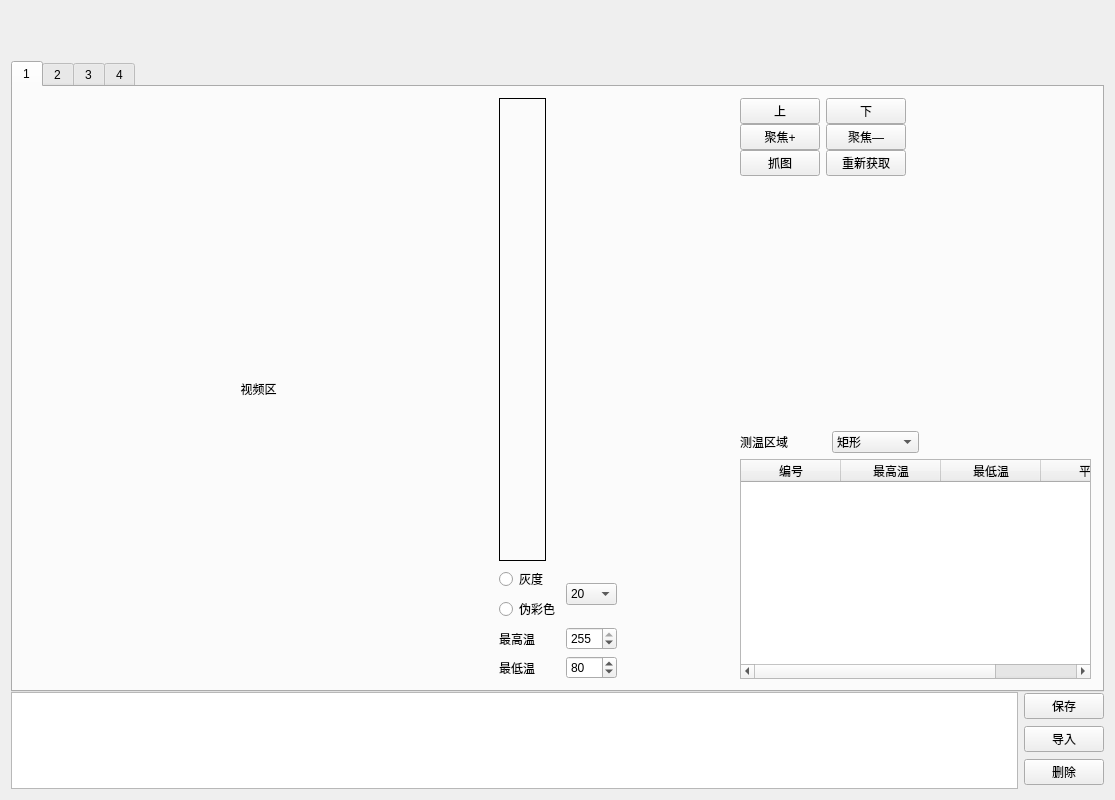
wj199046/MTD-20170814, file MTD-MinGW/widget.ui: the form before one commit.
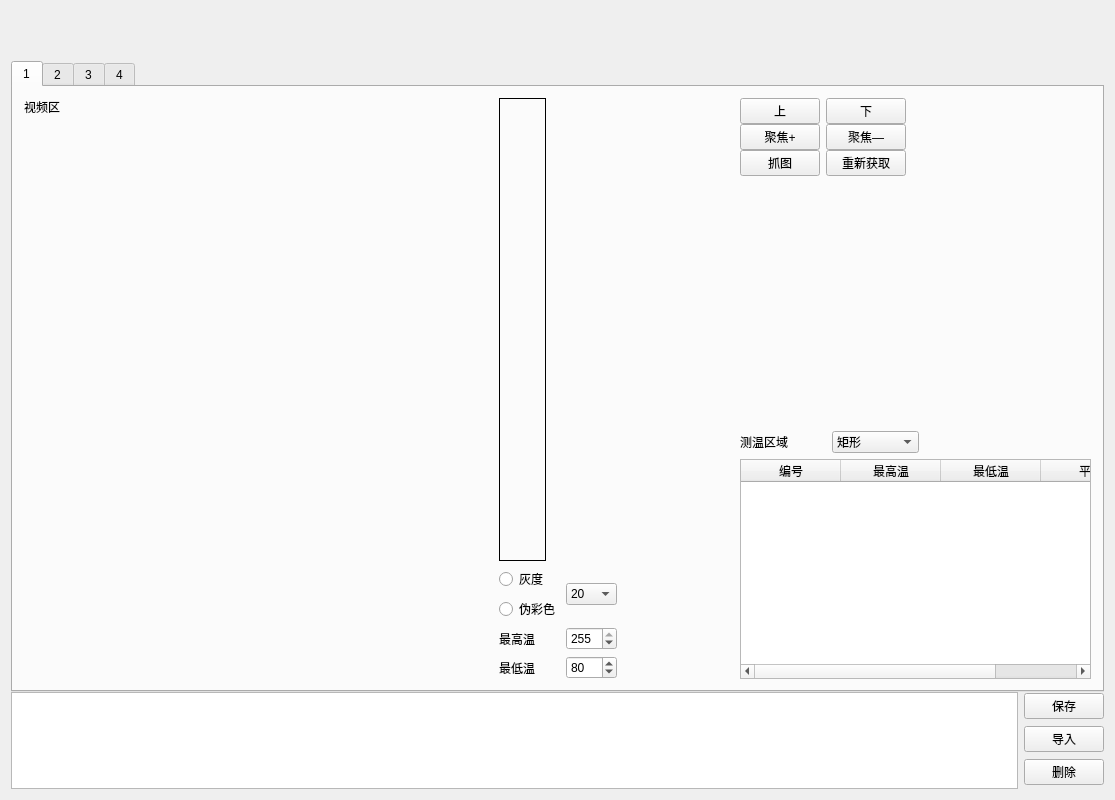
The form after the commit. The open tabs and pages were chosen to show the change. Icons and pictures are not drawn. Custom widgets are drawn as their Qt base class.

The edit to the form file:
```diff
--- a/MTD-MinGW/widget.ui
+++ b/MTD-MinGW/widget.ui
@@ -216,7 +216,7 @@
               <string>视频区</string>
              </property>
              <property name="alignment">
-              <set>Qt::AlignCenter</set>
+              <set>Qt::AlignLeading|Qt::AlignLeft|Qt::AlignTop</set>
              </property>
             </widget>
            </item>
```
Left out of the diff: 2 changed lines with no effect on the pictures.
